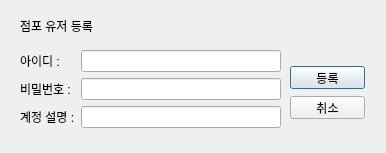
The window that adduser.ui (201110520/TableSetter_encore-final) describes before a commit, drawn with Qt 5.
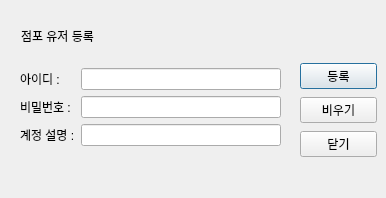
The same window after the commit.

The edit to the form file:
```diff
--- a/adduser.ui
+++ b/adduser.ui
@@ -7,9 +7,21 @@
     <x>0</x>
     <y>0</y>
     <width>386</width>
-    <height>153</height>
+    <height>198</height>
    </rect>
   </property>
+  <property name="minimumSize">
+   <size>
+    <width>386</width>
+    <height>198</height>
+   </size>
+  </property>
+  <property name="maximumSize">
+   <size>
+    <width>386</width>
+    <height>198</height>
+   </size>
+  </property>
   <property name="windowTitle">
    <string>Dialog</string>
   </property>
@@ -17,9 +29,9 @@
    <property name="geometry">
     <rect>
      <x>20</x>
-     <y>50</y>
+     <y>68</y>
      <width>261</width>
-     <height>91</height>
+     <height>81</height>
     </rect>
    </property>
    <layout class="QFormLayout" name="formLayout">
@@ -58,8 +70,8 @@
   <widget class="QLabel" name="label">
    <property name="geometry">
     <rect>
-     <x>20</x>
-     <y>10</y>
+     <x>21</x>
+     <y>20</y>
      <width>151</width>
      <height>31</height>
     </rect>
@@ -68,30 +80,50 @@
     <string>점포 유저 등록</string>
    </property>
   </widget>
-  <widget class="QPushButton" name="addUserInsert">
+  <widget class="QWidget" name="verticalLayoutWidget">
    <property name="geometry">
     <rect>
-     <x>290</x>
-     <y>66</y>
-     <width>75</width>
-     <height>23</height>
+     <x>300</x>
+     <y>61</y>
+     <width>77</width>
+     <height>101</height>
     </rect>
    </property>
-   <property name="text">
-    <string>등록</string>
-   </property>
+   <layout class="QVBoxLayout" name="verticalLayout">
+    <item>
+     <widget class="QPushButton" name="btnSave">
+      <property name="text">
+       <string>등록</string>
+      </property>
+     </widget>
+    </item>
+    <item>
+     <widget class="QPushButton" name="btnClear">
+      <property name="text">
+       <string>비우기</string>
+      </property>
+     </widget>
+    </item>
+    <item>
+     <widget class="QPushButton" name="btnCancel">
+      <property name="text">
+       <string>닫기</string>
+      </property>
+     </widget>
+    </item>
+   </layout>
   </widget>
-  <widget class="QPushButton" name="adduserEixt">
+  <widget class="QLabel" name="status">
    <property name="geometry">
     <rect>
-     <x>290</x>
-     <y>96</y>
-     <width>75</width>
-     <height>23</height>
+     <x>20</x>
+     <y>160</y>
+     <width>261</width>
+     <height>31</height>
     </rect>
    </property>
    <property name="text">
-    <string>취소</string>
+    <string/>
    </property>
   </widget>
  </widget>
```
Left out of the diff: 6 changed lines with no effect on the pictures.
